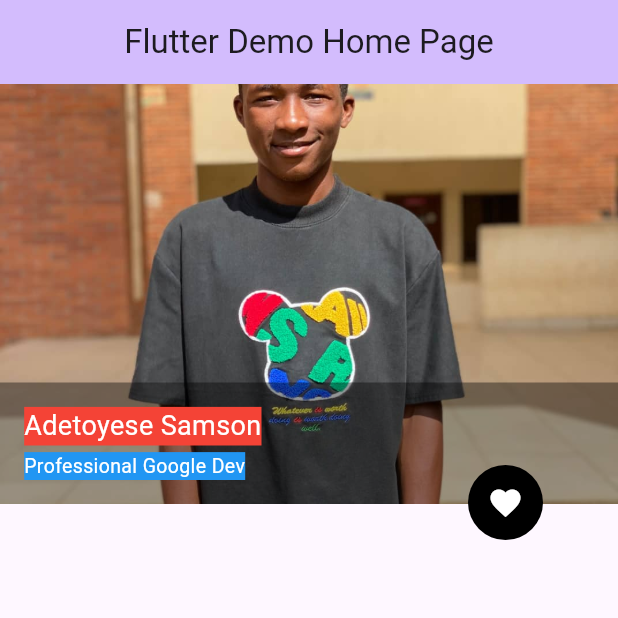
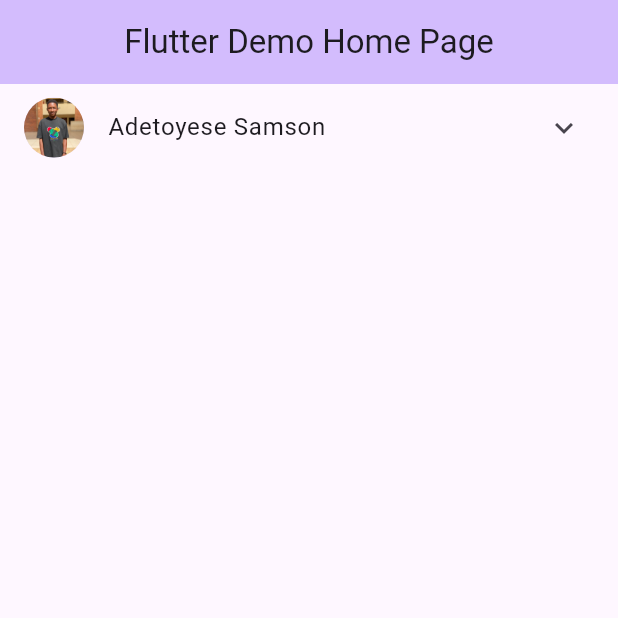
Before and after one commit to adetoyese607/flutter_widget, a Flutter app: the screen it shows after launch, on a phone screen of 412 x 824 dp, the top half of it. Run offline on Flutter 3.47's test engine with Material 3 defaults, Android fonts, the phone set to English and light mode, and no system bars.

```diff
--- a/lib/main.dart
+++ b/lib/main.dart
@@ -41,108 +41,22 @@ class _MyHomePageState extends State<MyHomePage> {
         centerTitle: true,
       ),
       body:
-
-          // Container(
-          //   padding: const EdgeInsets.all(24),
-          //   // color: Colors.black,
-          //   child: ListView.builder(
-          //       itemCount: 5,
-          //       scrollDirection: Axis.horizontal,
-          //       itemBuilder: (context, index) {
-          //         return Align(
-          //           widthFactor: 0.4,
-
-          //         );
-          //       }),
-          // )
-     SizedBox(
-      // color: Colors.orange[200],
-      width: double.infinity,
-      height: 280,
-      child: Stack(
-       clipBehavior: Clip.none,
-        children: [
-         Image.asset('images/ade.jpg',
-         width: double.infinity,
-         fit: BoxFit.cover
-         ),
-
-
-
-         Align(
-        alignment: Alignment.bottomCenter,
-          child: Container(
-            padding:const EdgeInsets.all(16),
-            width: double.infinity,
-            color: Colors.black.withOpacity(0.4
-            ),
-
-            child:const Column(
-            crossAxisAlignment: CrossAxisAlignment.start,
-            mainAxisSize: MainAxisSize.min,
-              children: [
-                Text(
-                'Adetoyese Samson',
-                style: TextStyle(fontSize: 18, color: Colors.white, backgroundColor: Colors.red),
-                ),
-                // Spacer(he),
-                SizedBox(height: 4),
-
-                Text(
-                  'Professional Google Dev',
-                  style: TextStyle(fontSize: 13, color: Colors.white, backgroundColor: Colors.blue),
-                )
-              ],
-            ) ,
+       ListView(
+        children:const <Widget>[
+        ExpansionTile(
+          leading: CircleAvatar(
+            backgroundImage: AssetImage('images/ade.jpg'),
           ),
-         ),
-         const Positioned(
-          bottom: -24,
-          right: 50,
-          child: CircleAvatar(
-            backgroundColor: Colors.black,
-            radius: 25,
-            child: Icon(Icons.favorite, color: Colors.white,),
-          )
+          title: Text('Adetoyese Samson'),
+          children: [
+            Text('Hello, I am a Student of FUTA studying Project Management, with an experience in App Development'),
+            Icon(Icons.thumb_up)
+          ],
           )
         ],
-      ),
-    )
+       )
+
 
     );
   }
 }
-
-// class FileOption extends StatelessWidget {
-//   final String text;
-//   final IconData iconData;
-//   final Color color;
-//   const FileOption({
-//     super.key,
-//     required this.text,
-//      required this.iconData,
-//      required this.color,
-//   });
-
-//   @override
-//   Widget build(BuildContext context) {
-//     return Column(
-//       children: [
-//         // ignore: sized_box_for_whitespace
-//         Container(
-//           width: 50,
-//           height: 50,
-//           decoration:
-//               BoxDecoration(color: color.withOpacity(0.4), shape: BoxShape.circle),
-//           child: Icon(
-//           iconData,
-//             color: color,
-//           ),
-//         ),
-//        const SizedBox(height: 5),
-//           Text(text),
-
-//       ],
-//     );
-//   }
-// }
```
